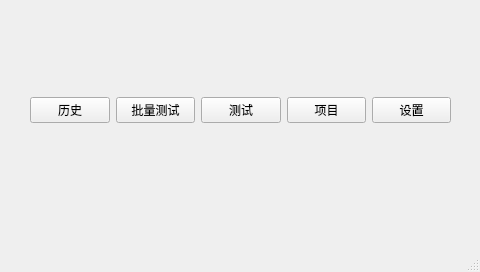
Qt form main.ui (nylttpgg09/FluoTest) before a commit.
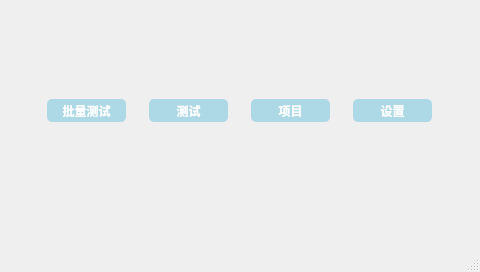
The same form after that commit.

```diff
--- a/main.ui
+++ b/main.ui
@@ -24,15 +24,32 @@
      </rect>
     </property>
     <layout class="QHBoxLayout" name="horizontalLayout">
-     <item>
-      <widget class="QPushButton" name="pushButton_3">
-       <property name="text">
-        <string>历史</string>
-       </property>
-      </widget>
-     </item>
      <item>
       <widget class="QPushButton" name="view_detection_button">
+       <property name="styleSheet">
+        <string notr="true">QPushButton {
+    background-color: lightblue;
+    color: white;
+    font-family: Arial;
+    font-size: 12px; /* 调整字体大小 */
+    font-weight: bold;
+    border: none; /* 取消边框 */
+    border-radius: 5px;
+    padding: 5px;
+    min-width: 69px; /* 设置最小宽度 */
+    max-width: 69px; /* 设置最大宽度 */
+    min-height: 13px; /* 设置最小高度 */
+    max-height: 13px; /* 设置最大高度 */
+}
+
+QPushButton:hover {
+    background-color: lightgreen;
+}
+
+QPushButton:pressed {
+    background-color: darkgreen;
+} </string>
+       </property>
        <property name="text">
         <string>批量测试</string>
        </property>
@@ -40,6 +57,30 @@
      </item>
      <item>
       <widget class="QPushButton" name="testButton">
+       <property name="styleSheet">
+        <string notr="true">QPushButton {
+    background-color: lightblue;
+    color: white;
+    font-family: Arial;
+    font-size: 12px; /* 调整字体大小 */
+    font-weight: bold;
+    border: none; /* 取消边框 */
+    border-radius: 5px;
+    padding: 5px;
+    min-width: 69px; /* 设置最小宽度 */
+    max-width: 69px; /* 设置最大宽度 */
+    min-height: 13px; /* 设置最小高度 */
+    max-height: 13px; /* 设置最大高度 */
+}
+
+QPushButton:hover {
+    background-color: lightgreen;
+}
+
+QPushButton:pressed {
+    background-color: darkgreen;
+} </string>
+       </property>
        <property name="text">
         <string>测试</string>
        </property>
@@ -47,6 +88,30 @@
      </item>
      <item>
       <widget class="QPushButton" name="data_Button">
+       <property name="styleSheet">
+        <string notr="true">QPushButton {
+    background-color: lightblue;
+    color: white;
+    font-family: Arial;
+    font-size: 12px; /* 调整字体大小 */
+    font-weight: bold;
+    border: none; /* 取消边框 */
+    border-radius: 5px;
+    padding: 5px;
+    min-width: 69px; /* 设置最小宽度 */
+    max-width: 69px; /* 设置最大宽度 */
+    min-height: 13px; /* 设置最小高度 */
+    max-height: 13px; /* 设置最大高度 */
+}
+
+QPushButton:hover {
+    background-color: lightgreen;
+}
+
+QPushButton:pressed {
+    background-color: darkgreen;
+} </string>
+       </property>
        <property name="text">
         <string>项目</string>
        </property>
@@ -54,6 +119,30 @@
      </item>
      <item>
       <widget class="QPushButton" name="settingButton">
+       <property name="styleSheet">
+        <string notr="true">QPushButton {
+    background-color: lightblue;
+    color: white;
+    font-family: Arial;
+    font-size: 12px; /* 调整字体大小 */
+    font-weight: bold;
+    border: none; /* 取消边框 */
+    border-radius: 5px;
+    padding: 5px;
+    min-width: 69px; /* 设置最小宽度 */
+    max-width: 69px; /* 设置最大宽度 */
+    min-height: 13px; /* 设置最小高度 */
+    max-height: 13px; /* 设置最大高度 */
+}
+
+QPushButton:hover {
+    background-color: lightgreen;
+}
+
+QPushButton:pressed {
+    background-color: darkgreen;
+} </string>
+       </property>
        <property name="text">
         <string>设置</string>
        </property>
```
